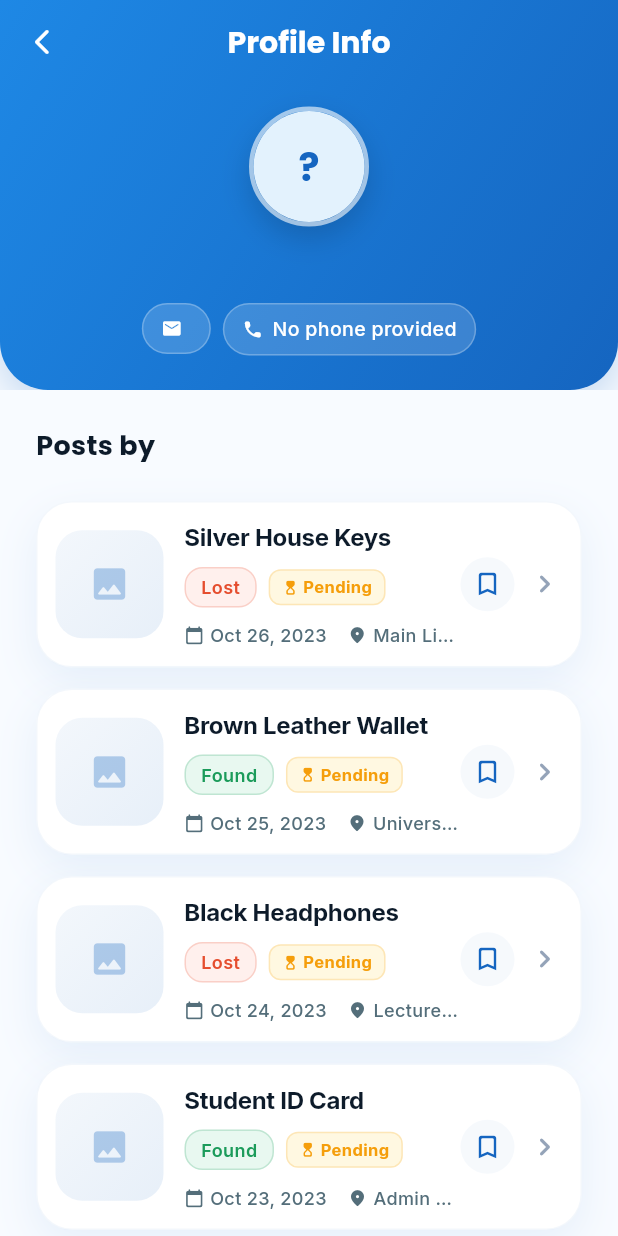
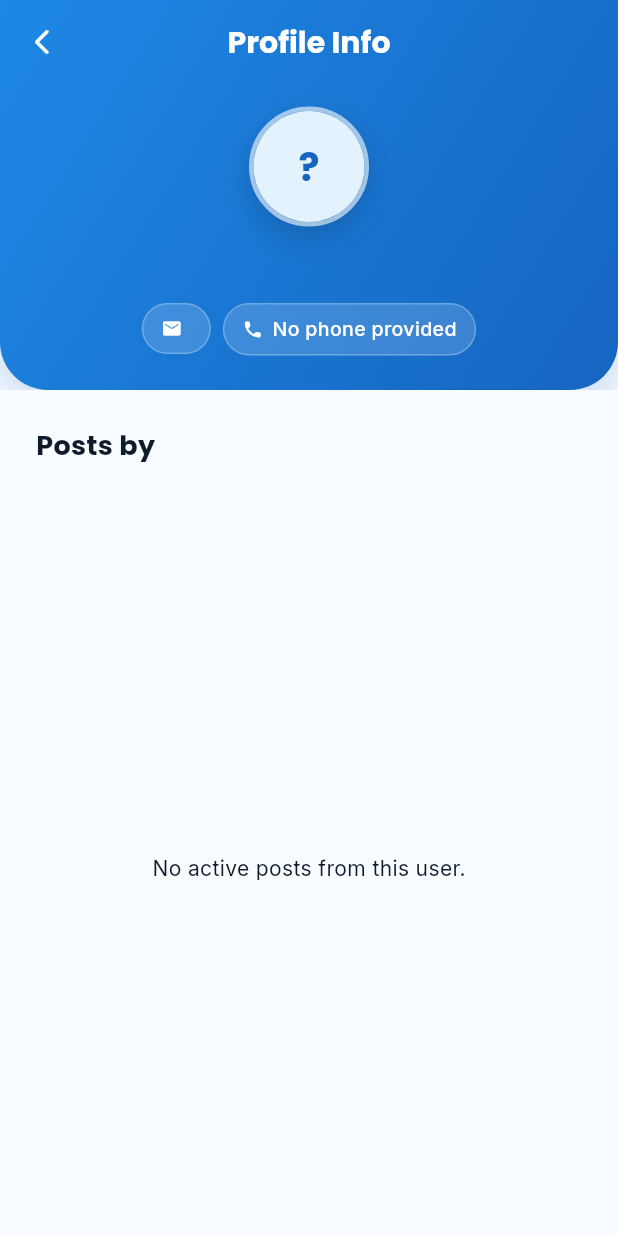
Before and after one commit to wasayrajput/FoundIt, a Flutter app: the PosterProfileScreen screen opened directly with sample values from the repository, on a phone screen of 412 x 824 dp. Run offline on Flutter 3.47's test engine with Material 3 defaults, Android fonts, the phone set to English and light mode, and no system bars; our stand-ins replace geolocator, google_fonts, image_picker; missing offline and left inert: dart:html, dart:ui_web; accounts and stored records are empty.

Commit message:
fix(profile): switch from dummy data to live database posts and fix gradle build properties

```diff
--- a/lib/features/profile/data/profile_dummy_data.dart
+++ b/lib/features/profile/data/profile_dummy_data.dart
@@ -16,36 +16,6 @@ class ProfileDummyData {
     phone: '+1 (123) 456-7890',
   );
 
-  /// Posts attributed to the current user. Reuses the shared [PostModel]
-  /// so navigation into the existing [PostDetailScreen] works unchanged.
-  static const List<PostModel> myPosts = [
-    PostModel(
-      id: 'u1',
-      itemName: 'Silver House Keys',
-      isLost: true,
-      date: 'Oct 26, 2023',
-      location: 'Main Library',
-    ),
-    PostModel(
-      id: 'u2',
-      itemName: 'Brown Leather Wallet',
-      isLost: false,
-      date: 'Oct 25, 2023',
-      location: 'University Cafeteria',
-    ),
-    PostModel(
-      id: 'u3',
-      itemName: 'Black Headphones',
-      isLost: true,
-      date: 'Oct 24, 2023',
-      location: 'Lecture Hall B',
-    ),
-    PostModel(
-      id: 'u4',
-      itemName: 'Student ID Card',
-      isLost: false,
-      date: 'Oct 23, 2023',
-      location: 'Admin Office',
-    ),
-  ];
+  /// Posts attributed to the current user. Empty by default for live database posts.
+  static const List<PostModel> myPosts = [];
 }
--- a/lib/features/profile/presentation/poster_profile_screen.dart
+++ b/lib/features/profile/presentation/poster_profile_screen.dart
@@ -7,7 +7,6 @@ import 'package:foundit/features/profile/domain/user_profile_model.dart';
 import 'package:foundit/features/post/presentation/post_detail_screen.dart';
 import 'package:foundit/features/profile/presentation/widgets/profile_post_card.dart';
 import 'package:foundit/features/home/data/dummy_data.dart';
-import 'package:foundit/features/profile/data/profile_dummy_data.dart';
 import 'package:google_fonts/google_fonts.dart';
 import 'package:url_launcher/url_launcher.dart';
 
@@ -41,7 +40,7 @@ class _PosterProfileScreenState extends State<PosterProfileScreen> {
         widget.user.name == 'John Doe (You)';
 
     if (isMyProfile) {
-      final myPosts = [...ProfileDummyData.myPosts, ...AppState.instance.myPosts]
+      final myPosts = AppState.instance.myPosts
           .where((post) => !AppState.instance.isDeleted(post.id))
           .toList();
       if (mounted) {
```
Also changed, not shown: 2 other files.
